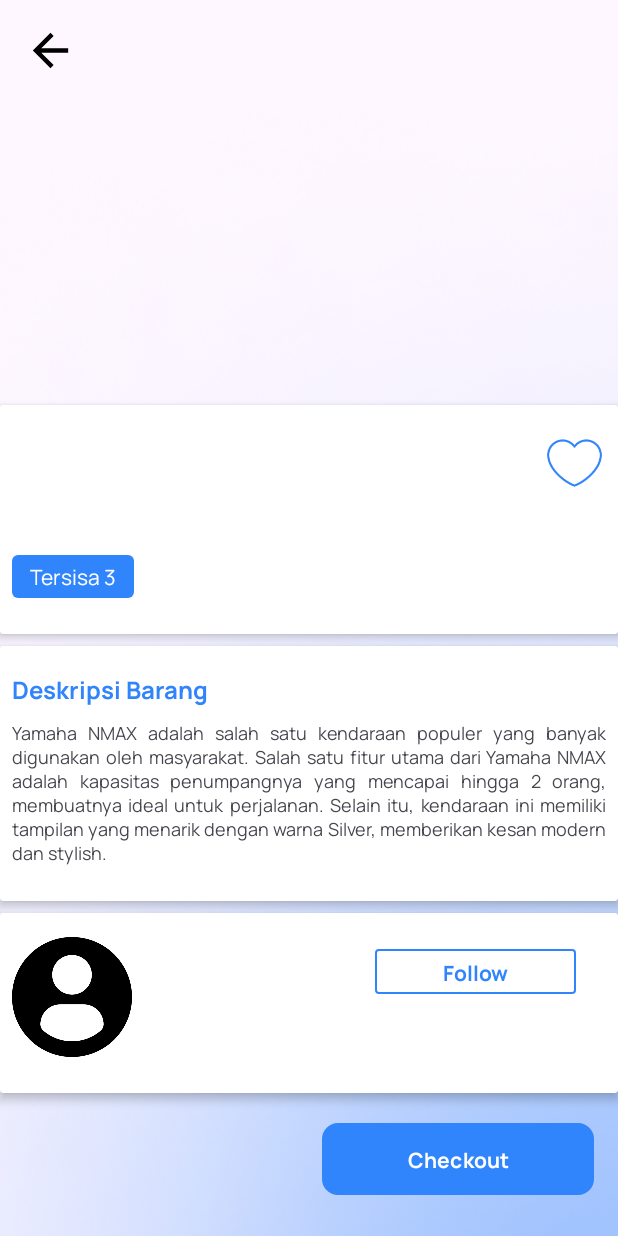
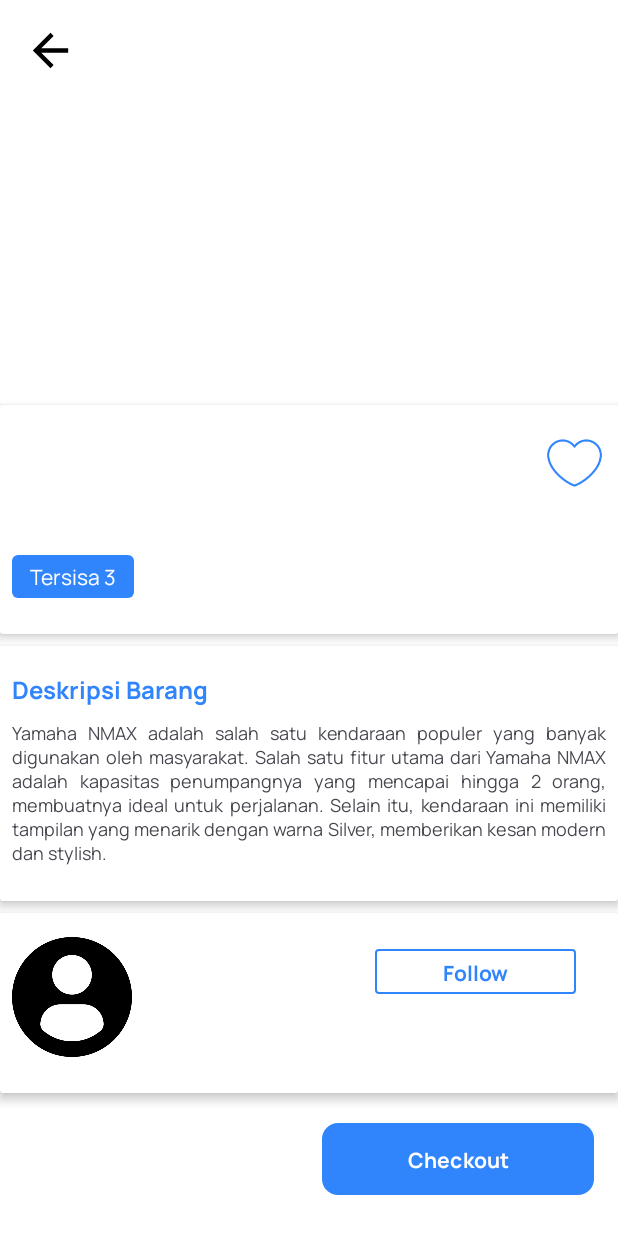
Before and after one commit to YnaStpra/SewaIn, an Android app: the DetailBarangUser screen opened directly, with no data from a screen before it, on a phone screen of 412 x 824 dp. Run offline under Robolectric (Android 15) with nearby library versions, the phone set to English and light mode, and no system bars.

Commit message:
perbaiki eror detail barang user

```diff
--- a/app/src/main/res/layout/activity_detail_barang_user.xml
+++ b/app/src/main/res/layout/activity_detail_barang_user.xml
@@ -6,7 +6,7 @@
     android:id="@+id/main"
     android:layout_width="match_parent"
     android:layout_height="match_parent"
-    android:background="@drawable/background"
+    android:background="@color/white"
     tools:context=".DetailBarangUser">
 
     <ImageView
```
